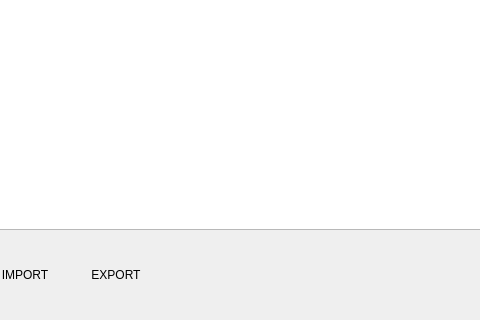
wazo-platform/wazo-client-qt, file xivoclient/src/xlets/people/people_widget.ui: the form before one commit; both pictures show x 154 to 634 and y 280 to 600 of the 800 by 600 pixel window.
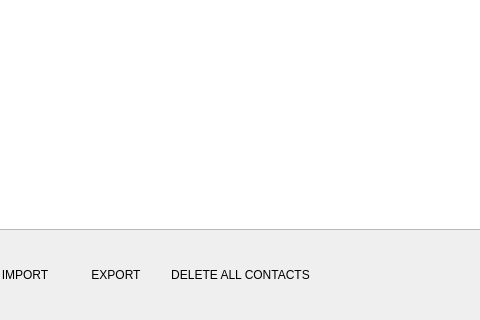
The form after the commit. Custom widgets are drawn as their Qt base class.

Commit message: people: add delete all personal contacts

Diff of the .ui file:
```diff
--- a/xivoclient/src/xlets/people/people_widget.ui
+++ b/xivoclient/src/xlets/people/people_widget.ui
@@ -175,6 +175,22 @@
          </property>
         </widget>
        </item>
+       <item>
+        <widget class="QPushButton" name="purge_contacts_button">
+         <property name="text">
+          <string>DELETE ALL CONTACTS</string>
+         </property>
+         <property name="flat">
+          <bool>true</bool>
+         </property>
+         <property name="qss_tags" stdset="0">
+          <stringlist notr="true">
+           <string>orange</string>
+           <string>styled</string>
+          </stringlist>
+         </property>
+        </widget>
+       </item>
        <item>
         <spacer name="horizontalSpacer">
          <property name="orientation">
```
The commit also changes 4 other files.
